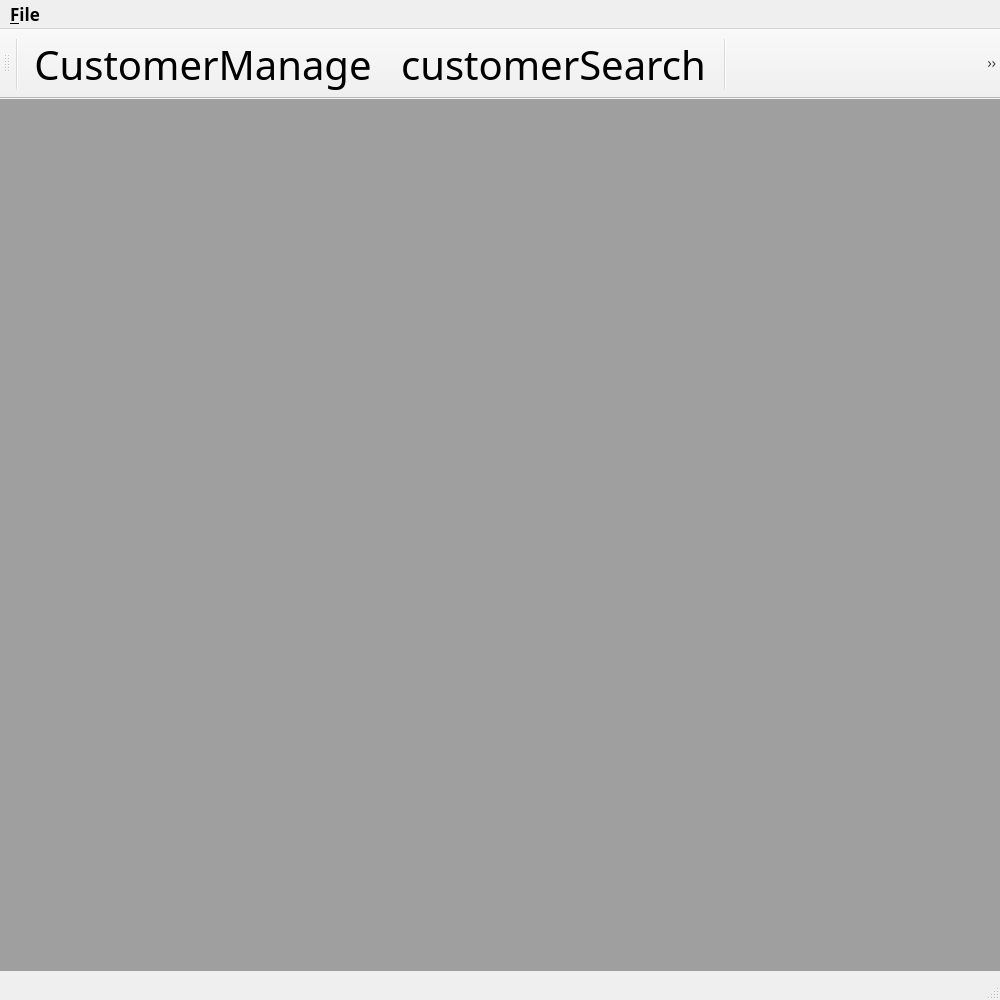
First picture: the form in mainwindow.ui, repository GlennPark/OliveHealthCare, before the edit.
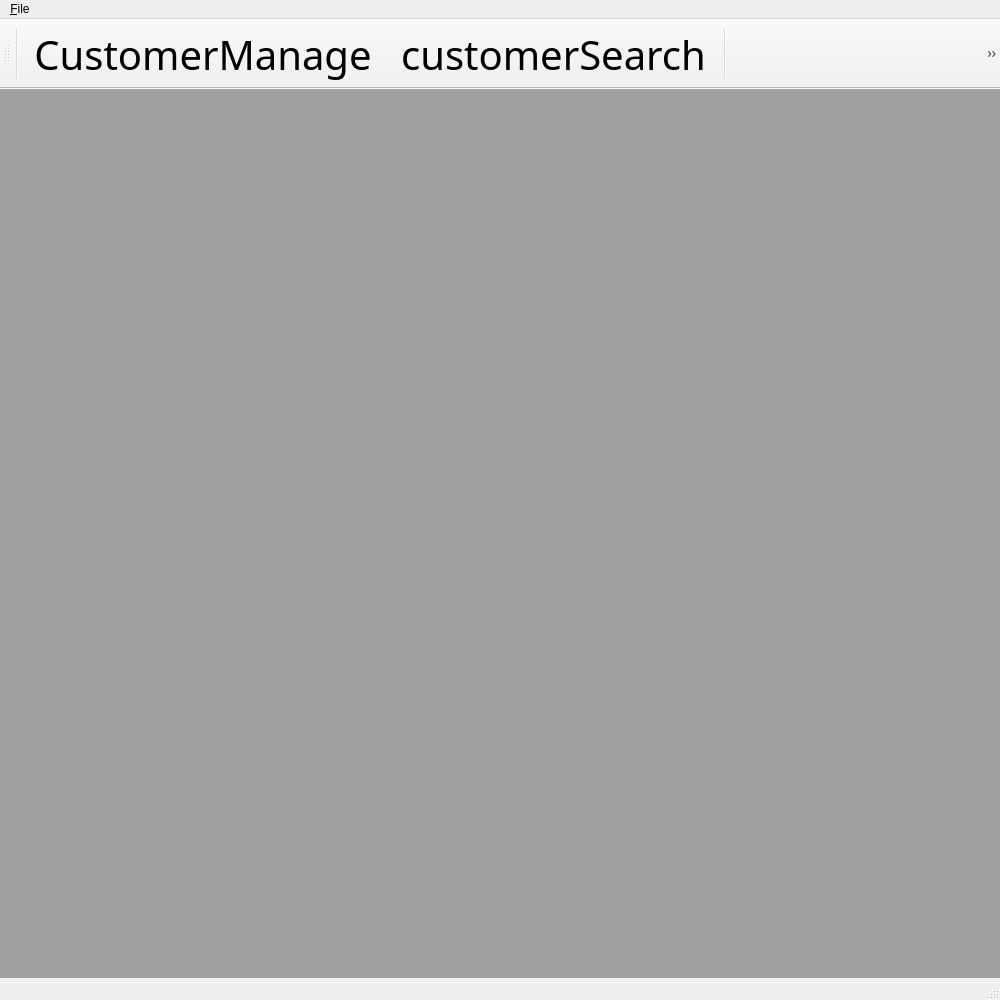
Second picture: the form after the edit. Icons and pictures are not drawn.

Patch:
```diff
--- a/mainwindow.ui
+++ b/mainwindow.ui
@@ -10,13 +10,6 @@
     <height>1000</height>
    </rect>
   </property>
-  <property name="font">
-   <font>
-    <family>나눔스퀘어OTF Bold</family>
-    <pointsize>13</pointsize>
-    <bold>true</bold>
-   </font>
-  </property>
   <property name="focusPolicy">
    <enum>Qt::ClickFocus</enum>
   </property>
@@ -73,7 +66,7 @@
      <x>0</x>
      <y>0</y>
      <width>1000</width>
-     <height>25</height>
+     <height>24</height>
     </rect>
    </property>
    <widget class="QMenu" name="menu_File">
```
